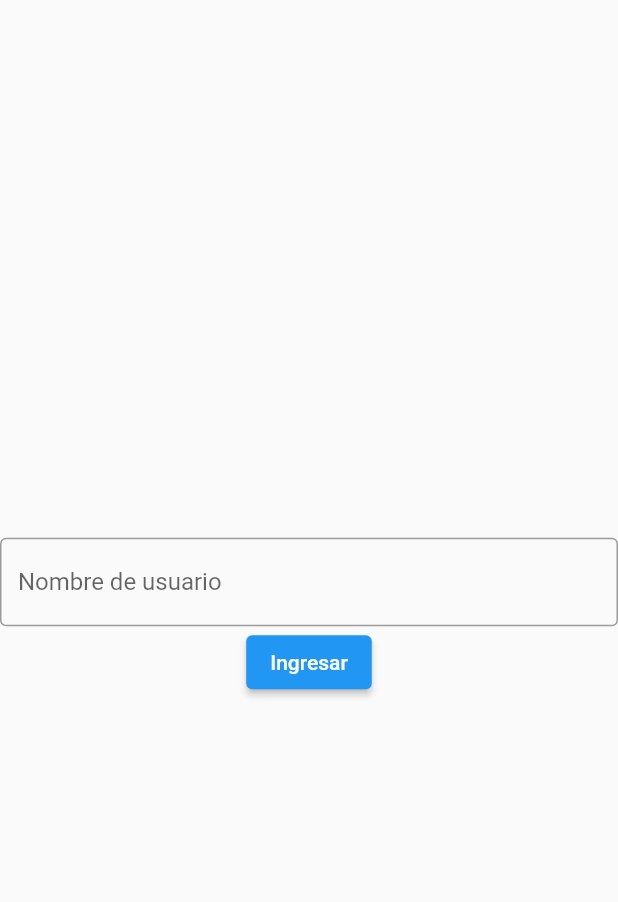
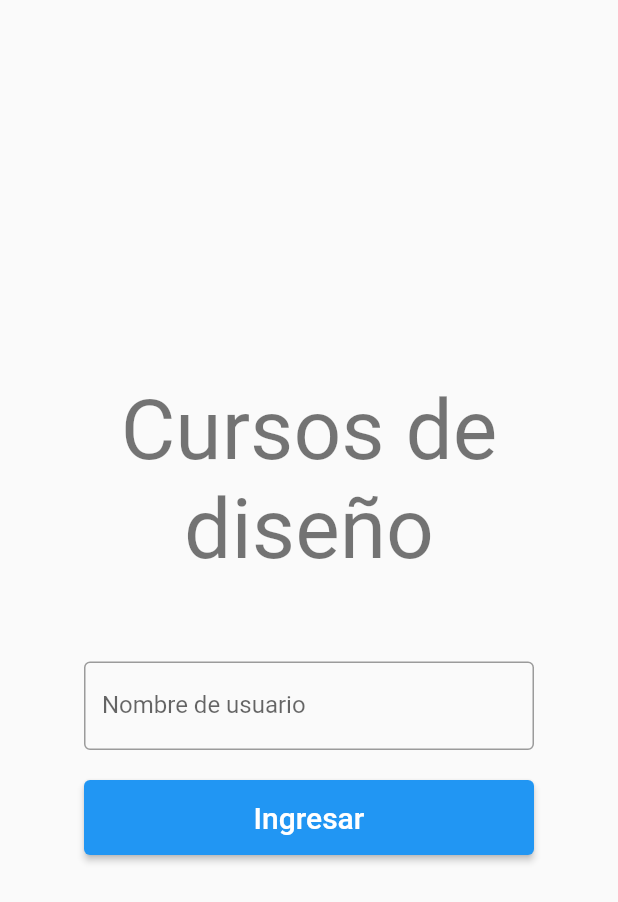
Before and after one commit to pastelcode/cursos-de-diseno, a Flutter app: the screen it shows after launch, on a phone screen of 412 x 824 dp. Shown: the top 902 px of the screen. Run offline on Flutter 3.47's test engine with Material 2 defaults, Android fonts, the phone set to English and light mode, and no system bars; our stand-ins replace flutter_bloc, routemaster, shared_preferences.

Commit message:
Re design of login page

```diff
--- a/lib/ui/pages/login/login_page.dart
+++ b/lib/ui/pages/login/login_page.dart
@@ -28,11 +28,22 @@ class _LoginPageState extends State<LoginPage> {
   @override
   Widget build(BuildContext context) {
     final user = BlocProvider.of<UserCubit>(context);
+
     return Scaffold(
       body: Column(
         mainAxisAlignment: MainAxisAlignment.center,
         children: <Widget>[
-          Form(
+          Text(
+            'Cursos de diseño',
+            style: Theme.of(context).textTheme.displayMedium,
+            textAlign: TextAlign.center,
+          ),
+          const SizedBox(
+            height: 55,
+          ),
+          SizedBox(
+            width: 300,
+            child: Form(
               key: _formKey,
               autovalidateMode: AutovalidateMode.onUserInteraction,
               child: Column(
@@ -55,15 +66,27 @@ class _LoginPageState extends State<LoginPage> {
                       return null;
                     },
                   ),
+                  const SizedBox(
+                    height: 20,
+                  ),
                   ElevatedButton(
                     onPressed: () {
                       if (_formKey.currentState!.validate()) {
                         user.login(name: _textFieldController.text);
                       }
                     },
-                  child: const Text('Ingresar'),
+                    style: ElevatedButton.styleFrom(
+                      minimumSize: const Size.fromHeight(50),
+                    ),
+                    child: const Text(
+                      'Ingresar',
+                      style: TextStyle(
+                        fontSize: 20,
+                      ),
+                    ),
                   ),
                 ],
+              ),
             ),
           ),
         ],
```
Lines whose indentation alone changed are shown as unchanged.
